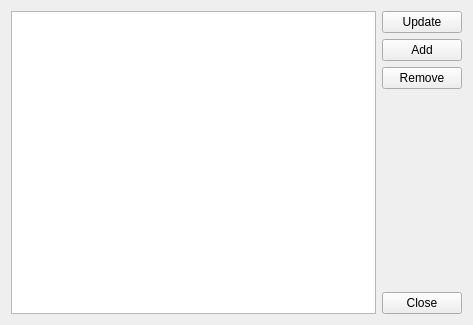
Above: GUI/pyQtEpisoder.ui from KaiQ/pyQtEpisoder before the change. Below: the same form after it.
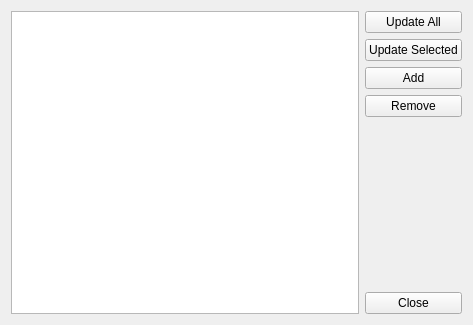
That is the form after the change.

The edit to the form file:
```diff
--- a/GUI/pyQtEpisoder.ui
+++ b/GUI/pyQtEpisoder.ui
@@ -13,7 +13,9 @@
   <property name="windowTitle">
    <string>Episoder</string>
   </property>
-  <layout class="QHBoxLayout" name="horizontalLayout">
+  <layout class="QVBoxLayout" name="verticalLayout_2">
+   <item>
+    <layout class="QHBoxLayout" name="horizontalLayout_3">
    <item>
     <widget class="QTableView" name="view"/>
    </item>
@@ -22,7 +24,14 @@
      <item>
       <widget class="QPushButton" name="bUpdate">
        <property name="text">
-        <string>Update</string>
+          <string>Update All</string>
+         </property>
+        </widget>
+       </item>
+       <item>
+        <widget class="QPushButton" name="bUpdateSelected">
+         <property name="text">
+          <string>Update Selected</string>
        </property>
       </widget>
      </item>
@@ -59,6 +68,8 @@
         <string>Close</string>
        </property>
       </widget>
+       </item>
+      </layout>
      </item>
     </layout>
    </item>
```
Left out of the diff: 2 changed lines with no effect on the pictures. Lines whose indentation alone changed are shown as unchanged.
